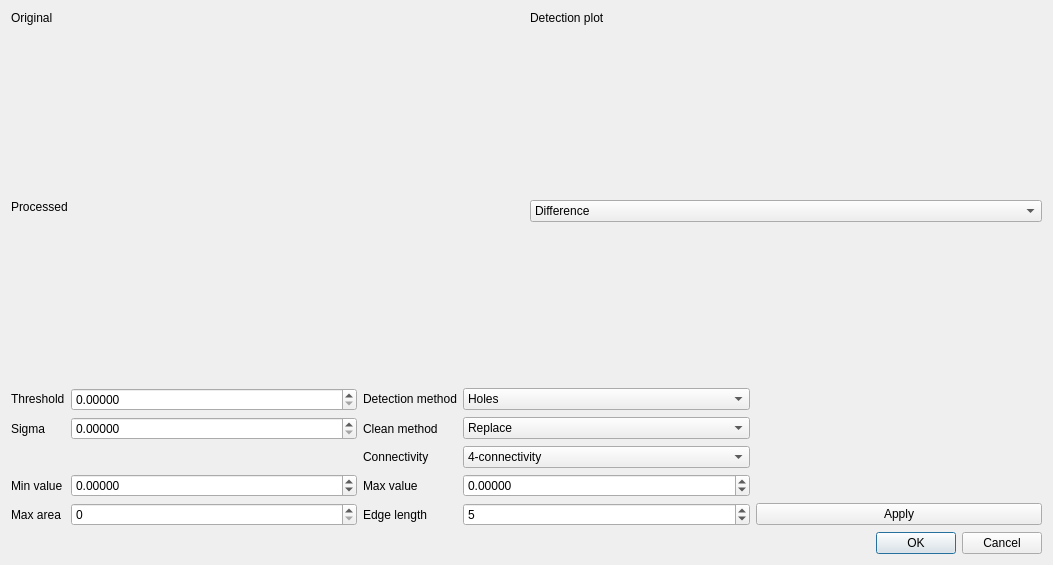
Qt form frameworks/imageprocessing/modules/ImagingModulesGui/ImagingModulesGui/morphspotcleandlg.ui (neutronimaging/imagingsuite) before a commit.
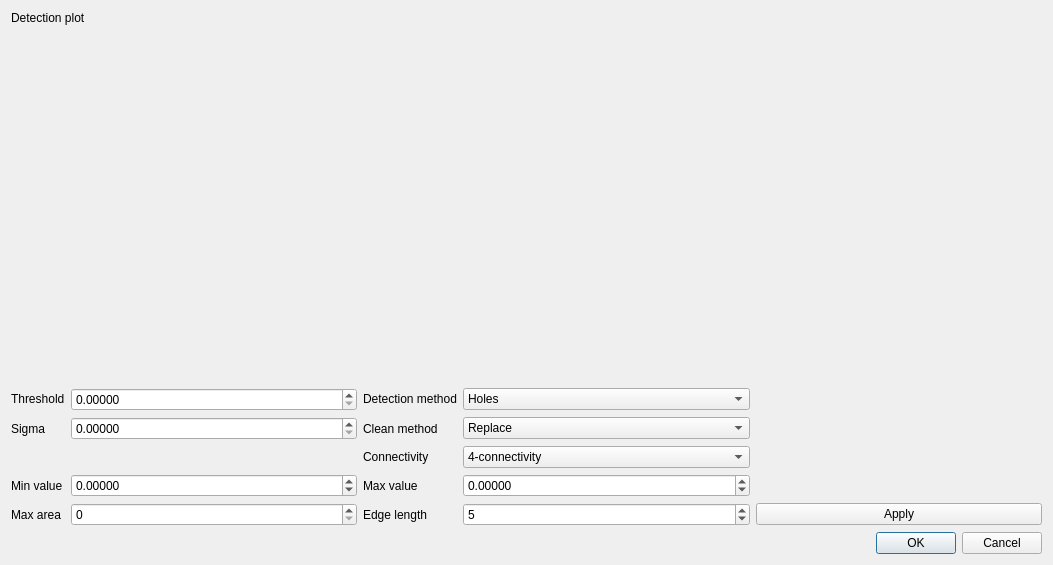
The same form after that commit. Custom widgets are drawn as their Qt base class.

Commit message: working version of the morphspotcleanDlg. added volume compare widget. to fix: detection plot

Patch:
```diff
--- a/frameworks/imageprocessing/modules/ImagingModulesGui/ImagingModulesGui/morphspotcleandlg.ui
+++ b/frameworks/imageprocessing/modules/ImagingModulesGui/ImagingModulesGui/morphspotcleandlg.ui
@@ -18,26 +18,6 @@
     <layout class="QVBoxLayout" name="verticalLayout">
      <item>
       <layout class="QHBoxLayout" name="horizontalLayout">
-       <item>
-        <layout class="QVBoxLayout" name="verticalLayout_3">
-         <item>
-          <widget class="QLabel" name="label">
-           <property name="sizePolicy">
-            <sizepolicy hsizetype="Preferred" vsizetype="Maximum">
-             <horstretch>0</horstretch>
-             <verstretch>0</verstretch>
-            </sizepolicy>
-           </property>
-           <property name="text">
-            <string>Original</string>
-           </property>
-          </widget>
-         </item>
-         <item>
-          <widget class="QtAddons::ImageViewerWidget" name="viewerOrignal" native="true"/>
-         </item>
-        </layout>
-       </item>
        <item>
         <layout class="QVBoxLayout" name="verticalLayout_4">
          <item>
@@ -65,58 +45,7 @@
    <item>
     <layout class="QHBoxLayout" name="horizontalLayout_5">
      <item>
-      <layout class="QVBoxLayout" name="verticalLayout_6">
-       <item>
-        <widget class="QLabel" name="label_3">
-         <property name="sizePolicy">
-          <sizepolicy hsizetype="Preferred" vsizetype="Maximum">
-           <horstretch>0</horstretch>
-           <verstretch>0</verstretch>
-          </sizepolicy>
-         </property>
-         <property name="text">
-          <string>Processed</string>
-         </property>
-        </widget>
-       </item>
-       <item>
-        <widget class="QtAddons::ImageViewerWidget" name="viewerProcessed" native="true"/>
-       </item>
-      </layout>
-     </item>
-     <item>
-      <layout class="QVBoxLayout" name="verticalLayout_5">
-       <item>
-        <widget class="QComboBox" name="comboDetectionDisplay">
-         <property name="toolTip">
-          <string>Select different verification informations.</string>
-         </property>
-         <item>
-          <property name="text">
-           <string>Difference</string>
-          </property>
-         </item>
-         <item>
-          <property name="text">
-           <string>Differnce (Percentage)</string>
-          </property>
-         </item>
-         <item>
-          <property name="text">
-           <string>Detection image</string>
-          </property>
-         </item>
-         <item>
-          <property name="text">
-           <string>Hit map</string>
-          </property>
-         </item>
-        </widget>
-       </item>
-       <item>
-        <widget class="QtAddons::ImageViewerWidget" name="viewerDifference" native="true"/>
-       </item>
-      </layout>
+      <widget class="QtAddons::CompareVolumeViewer" name="widget_VolumeViewer" native="true"/>
      </item>
     </layout>
    </item>
@@ -360,13 +289,10 @@
  </widget>
  <customwidgets>
   <customwidget>
-   <class>QtAddons::ImageViewerWidget</class>
+   <class>QtAddons::CompareVolumeViewer</class>
    <extends>QWidget</extends>
-   <header location="global">imageviewerwidget.h</header>
+   <header location="global">comparevolumeviewer.h</header>
    <container>1</container>
-   <slots>
-    <signal>levelsChanged(float,float)</signal>
-   </slots>
   </customwidget>
   <customwidget>
    <class>QtAddons::Plotter</class>
```
The commit also changes 2 other files.
